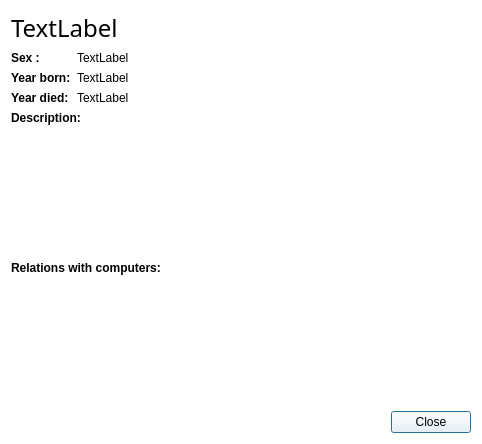
Old version of the form vika3/ui/moreinfopioneer.ui in the repository hlynurstef/Verklegt-namskeid-1-vika-3.
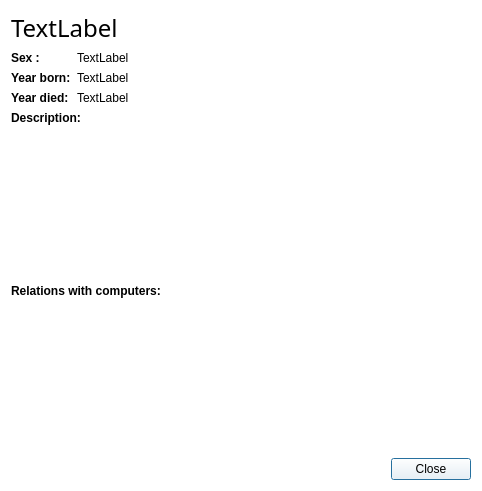
New version of the form. Icons and pictures are not drawn.

Commit message: lagfæring

The edit to the form file:
```diff
--- a/vika3/ui/moreinfopioneer.ui
+++ b/vika3/ui/moreinfopioneer.ui
@@ -7,7 +7,7 @@
     <x>0</x>
     <y>0</y>
     <width>482</width>
-    <height>444</height>
+    <height>491</height>
    </rect>
   </property>
   <property name="minimumSize">
```
The commit also changes 1 other file.
